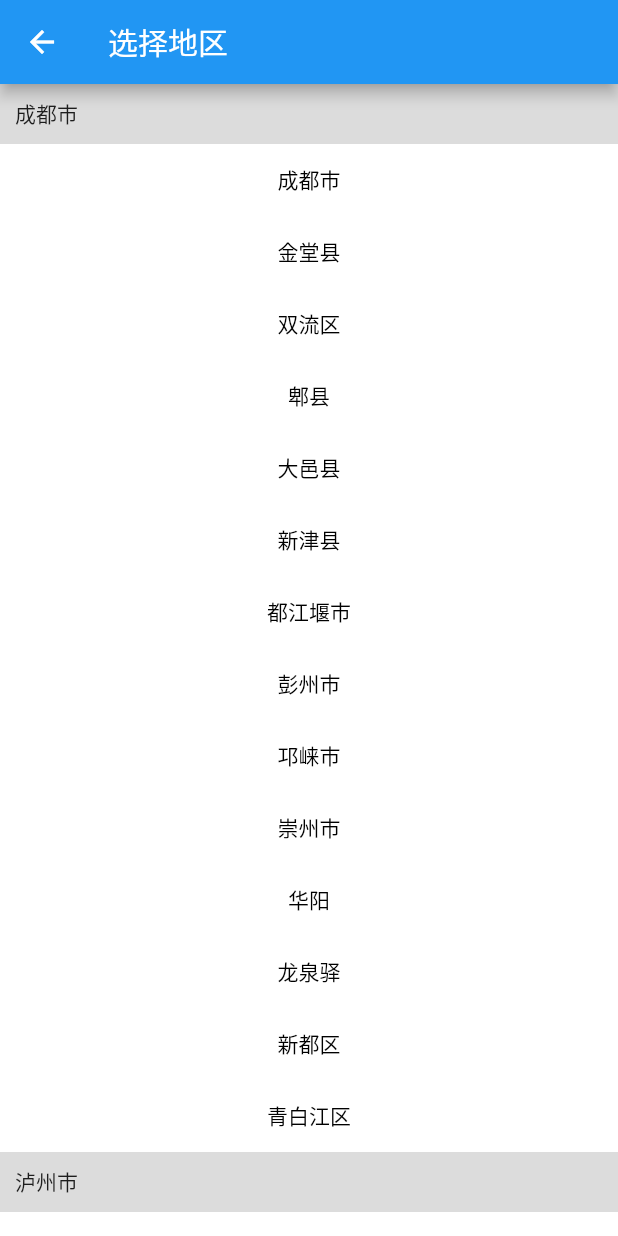
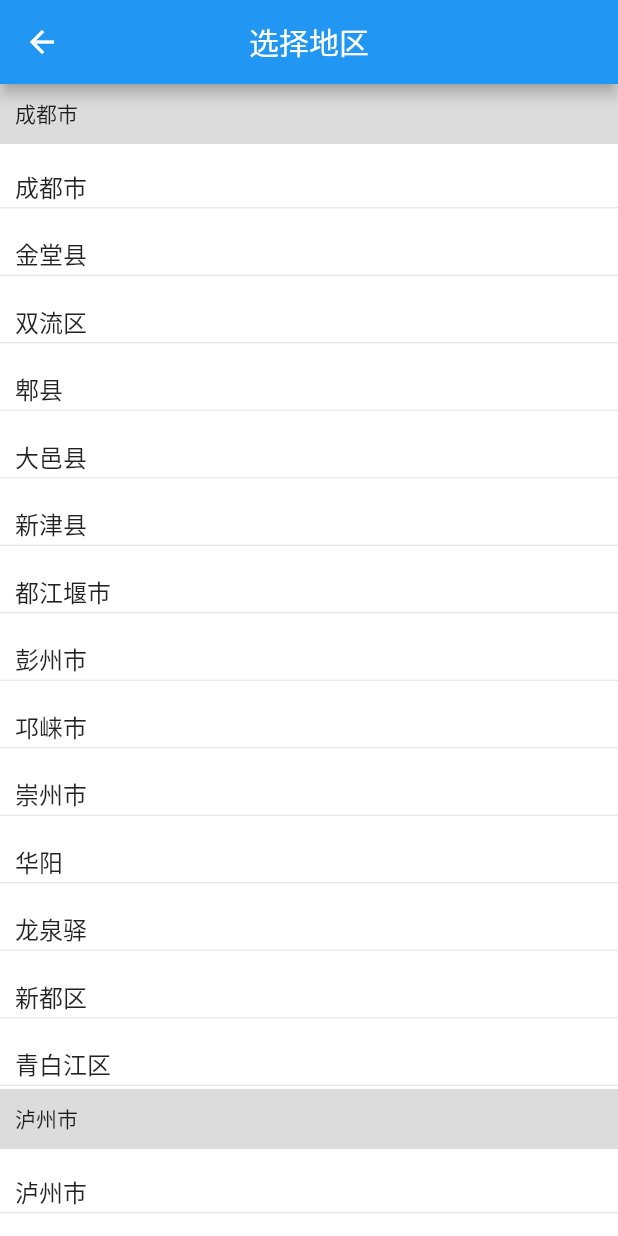
Before and after one commit to lyrric/flutter-scqckypw, a Flutter app: the screen it shows after launch, after a tap on "成都", on a phone screen of 412 x 824 dp. Run offline on Flutter 3.47's test engine with Material 2 defaults, Android fonts, the phone set to English and light mode, and no system bars; our stand-ins replace dio; accounts and stored records are empty; generated files the repository leaves out were written again.

```diff
--- a/lib/data/data.dart
+++ b/lib/data/data.dart
@@ -10,6 +10,7 @@ class Data{
   static List<CityModel>  _cityList;
   static UserModel _defaultUser = new UserModel("未登录", '-', '-', '-', '-', '-');
   static UserModel _user;
+  static String _cookie = "";
 
   ///获取城市列表
   static  List<CityModel> getCityList(){
@@ -40,5 +41,8 @@ class Data{
     }
     return _user;
   }
-
+  ///获取用户cookie
+  static String getCookie(){
+    return _cookie;
+  }
 }
--- a/lib/main.dart
+++ b/lib/main.dart
@@ -2,6 +2,8 @@ import 'package:flutter/material.dart';
 import 'package:flutter/widgets.dart';
 import 'package:flutter_scqckypw/views/city_selector.dart';
 import 'package:flutter_scqckypw/views/home_drawer.dart';
+import 'package:flutter_localizations/flutter_localizations.dart';
+import 'package:flutter_scqckypw/views/ticket_list.dart';
 
 void main() => runApp(MyApp());
 
@@ -11,6 +13,14 @@ class MyApp extends StatelessWidget {
   Widget build(BuildContext context) {
     return MaterialApp(
       title: '四川汽车票务网',
+      localizationsDelegates: [
+        GlobalMaterialLocalizations.delegate,
+        GlobalWidgetsLocalizations.delegate,
+      ],
+      supportedLocales: [
+        const Locale.fromSubtags(languageCode: 'zh'),
+        const Locale.fromSubtags(languageCode: 'en'),
+      ],
       theme: ThemeData(
         primarySwatch: Colors.blue,
       ),
@@ -35,6 +45,7 @@ class _MyHomePageState extends State<MyHomePage> {
     return Scaffold(
       appBar: AppBar(
         title: Text(widget.title),
+        centerTitle: true,
       ),
       drawer: new Drawer(
         child: new HomeDrawerWidget(),
@@ -45,18 +56,34 @@ class _MyHomePageState extends State<MyHomePage> {
   }
 }
 
-class _Body extends StatelessWidget{
+class _Body extends StatefulWidget{
 
-  //发车城市
-  String _fromCity;
-  //目标城市
-  String _targetCity;
-  //开发日期
-  DateTime _date;
+
 
   BuildContext _topContext;
 
   _Body(this._topContext);
+
+  @override
+  State createState() {
+    return new _BodyState(_topContext);
+  }
+
+
+}
+
+class _BodyState extends State<_Body>{
+
+  //发车城市
+  String _fromCity = '成都';
+  //目标城市
+  String _targetCity = '宜宾';
+  //处罚日期
+  DateTime _date = DateTime.now();
+
+  BuildContext _topContext;
+
+  _BodyState(this._topContext);
 
   @override
   Widget build(BuildContext context) {
@@ -75,48 +102,58 @@ class _Body extends StatelessWidget{
                 mainAxisAlignment: MainAxisAlignment.spaceEvenly,
                 children: <Widget>[
                   new Container(
-                  width: 120,
+                    width: 100,
                     child:  new Column(
                       children: <Widget>[
                         new FlatButton(
-                        child: new Text('成都', style: new TextStyle(fontSize: 24),),
+                          child: new Text(_fromCity, style: new TextStyle(fontSize: 24),),
                           onPressed: () {
                             Navigator.of(_topContext).push(new MaterialPageRoute(builder:
                                 (_){ return new CitySelector();}
                             )
                             ).then((cityName){
                               if(cityName != null) {
+                                super.setState((){
                                   _fromCity = cityName;
+                                });
                               }
                             });
                           },
                         ),
-                      Divider(height:20.0,indent:0.0,color: Colors.red,),
+                        Divider(height:10.0,indent:0.0,color: Colors.red,),
                       ],
                     ),
                   ),
                   new Container(
                     margin: EdgeInsets.only(left: 40, right: 50),
-                  child: new Icon(Icons.sync),
+                    child: new IconButton(icon: new Icon(Icons.sync), onPressed: (){
+                      super.setState((){
+                        String temp = _fromCity;
+                        _fromCity = _targetCity;
+                        _targetCity = temp;
+                      });
+                    }),
                   ),
                   new Container(
-                  width: 120,
+                    width: 100,
                     child:  new Column(
                       children: <Widget>[
                         new FlatButton(
-                        child: new Text('宜宾', style: new TextStyle(fontSize: 24),),
+                          child: new Text(_targetCity, style: new TextStyle(fontSize: 24),),
                           onPressed: () {
                             Navigator.of(_topContext).push(new MaterialPageRoute(builder:
                                 (_){ return new CitySelector();}
                             )
                             ).then((cityName){
                               if(cityName != null) {
+                                super.setState((){
                                   _targetCity = cityName;
+                                });
                               }
                             });
                           },
                         ),
-                      Divider(height:20.0,indent:0.0,color: Colors.red,),
+                        Divider(height:10.0,indent:0.0,color: Colors.red,),
                       ],
                     ),
                   ),
@@ -125,15 +162,20 @@ class _Body extends StatelessWidget{
               new Container(
                 margin: EdgeInsets.only(top: 0.0),
                 child: new FlatButton(
-                child: new Text('9月29日 星期五', style: new TextStyle(fontSize: 14),),
+                  child: new Text(_getShowDate(), style: new TextStyle(fontSize: 14),),
                   onPressed: () {
                     showDatePicker(
+                      locale: Locale.fromSubtags(languageCode: 'zh'),
                       context: context,
                       lastDate: DateTime.now().add(new Duration(days: 15)),
-                      firstDate: DateTime.now(),
-                      initialDate: DateTime.now()
-                  ).then((date)=>{
-                    _date = date
+                      firstDate: _date,
+                      initialDate: _date
+                    ).then((date){
+                      if(date != null){
+                        setState(() {
+                          _date = date;
+                        });
+                      }
                     });
                   },
                 ),
@@ -145,8 +187,10 @@ class _Body extends StatelessWidget{
                   textColor: Colors.white,
                   minWidth: 350,
                   child: Text('查询'),
-                onPressed: ()=>{
-
+                  onPressed: (){
+                    Navigator.of(_topContext).push(new MaterialPageRoute(builder: (_){
+                      return new TicketListView(_fromCity, _targetCity, _getDateString());
+                    }));
                   },
                 ),
               )
@@ -155,7 +199,33 @@ class _Body extends StatelessWidget{
         )
     );
   }
- String getDateString(){
+
+  //格式化时间2019-05-11
+  String _getDateString(){
     return '${_date.year}-${_date.month}-${_date.day}';
   }
+  //格式化时间，9月29日 星期五
+  String _getShowDate(){
+    int weekday = _date.weekday;
+    String weekStr;
+    switch(weekday){
+      case 1:
+        weekStr = '星期一';break;
+      case 2:
+        weekStr = '星期二';break;
+      case 3:
+        weekStr = '星期三';break;
+      case 4:
+        weekStr = '星期四';break;
+      case 5:
+        weekStr = '星期五';break;
+      case 6:
+        weekStr = '星期六';break;
+      case 7:
+        weekStr = '星期天';break;
+      default:
+        weekStr = '星期天';break;
     }
+    return '${_date.month}月${_date.day}日 $weekStr';
+  }
+}
--- a/lib/views/city_selector.dart
+++ b/lib/views/city_selector.dart
@@ -22,6 +22,7 @@ class _CitySelectorState extends State<CitySelector>{
     return Scaffold(
       appBar: new AppBar(
         title: new Text('选择地区'),
+        centerTitle: true,
       ),
       body: ListView.builder(
           itemCount: _cityList.length,
@@ -65,46 +66,46 @@ class _CityListItem extends StatelessWidget{
   }
   //可选择的城市
   Widget selectableWidget(){
-      return new Container(
-        decoration: new BoxDecoration(color:Colors.white),
-        child: new Row(
-          mainAxisAlignment: MainAxisAlignment.center,
-          crossAxisAlignment: CrossAxisAlignment.start,
-          children: <Widget>[
-            new MaterialButton(
-              textColor: Colors.black,
-              minWidth: 350,
-              height: 30,
-              child: new Container(
-                alignment: Alignment.centerLeft,
-                child: Text(_cityModel.name),
-              ),
-              onPressed: ()=>{
-
+//      return new Container(
+//        decoration: new BoxDecoration(color:Colors.white),
+//        child: new Row(
+//          mainAxisAlignment: MainAxisAlignment.center,
+//          crossAxisAlignment: CrossAxisAlignment.start,
+//          children: <Widget>[
+//            new MaterialButton(
+//              textColor: Colors.black,
+//              minWidth: 350,
+//              height: 30,
+//              child: new Container(
+//                alignment: Alignment.centerLeft,
+//                child: Text(_cityModel.name),
+//              ),
+//              onPressed: ()=>{
+//
+//              },
+//            ),
+//            Divider(height: 5, ),
+//          ],
+//        ),
+//      );
+    return Container(
+      decoration: new BoxDecoration(color:Colors.white),
+      child: new Column(
+        children: <Widget>[
+          new Container(
+            height: 40,
+            child: new ListTile(
+              contentPadding: EdgeInsets.only(left: 10, top: 0,bottom: 0),
+              title: new Text(_cityModel.name, style: new TextStyle(fontSize: 16)),
+              onTap: (){
+                Navigator.pop(_context, _cityModel.name);
               },
             ),
-            Divider(height: 5, ),
-          ],
-        ),
-      );
-//    return Container(
-//      decoration: new BoxDecoration(color:Colors.white),
-//      child: new Column(
-//        children: <Widget>[
-//          new Container(
-//            height: 40,
-//            child: new ListTile(
-//              contentPadding: EdgeInsets.only(left: 10, top: 0,bottom: 0),
-//              title: new Text(_cityModel.name, style: new TextStyle(fontSize: 16)),
-//              onTap: (){
-//                Navigator.pop(_context, _cityModel.name);
-//              },
-//            ),
-//          ),
-//          Divider(height: 5, ),
-//        ],
-//      )
-//    );
+          ),
+          Divider(height: 5, ),
+        ],
+      )
+    );
   }
 
 }
```
Also changed, not shown: lib/model/ticket_model.dart (added, +37 -0 lines), lib/service/ticket_service.dart (added, +12 -0 lines), lib/views/ticket_list.dart (added, +150 -0 lines), pubspec.yaml (+7 -2 lines), images/arrow_right.png (added), lib/model/generator/ticket_model.g.dart (added). Lines whose indentation alone changed are shown as unchanged.
